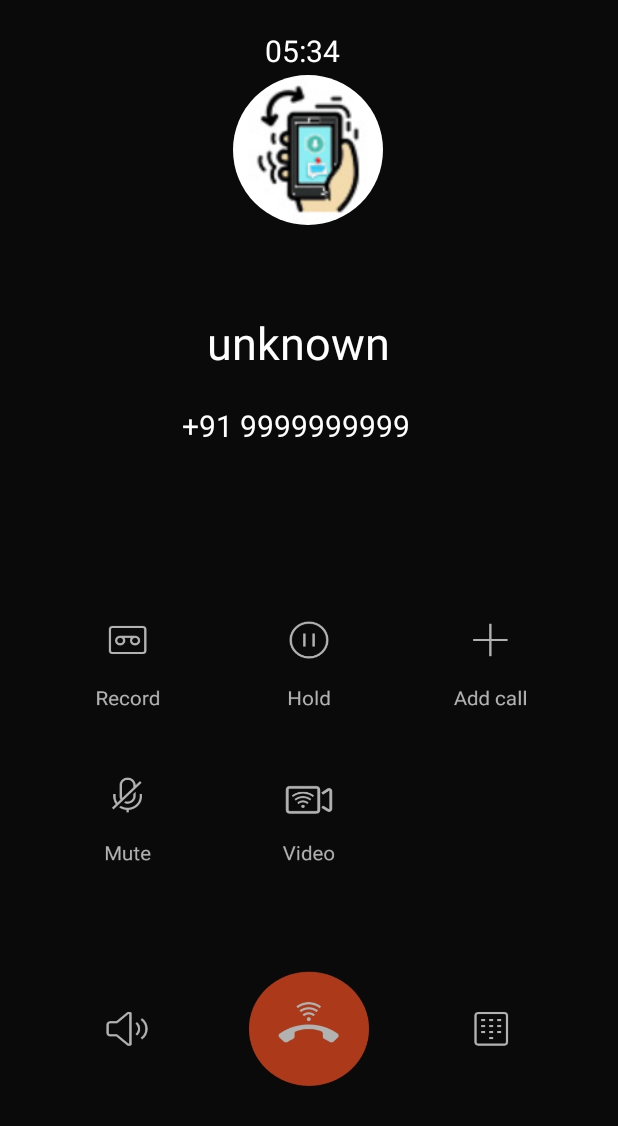
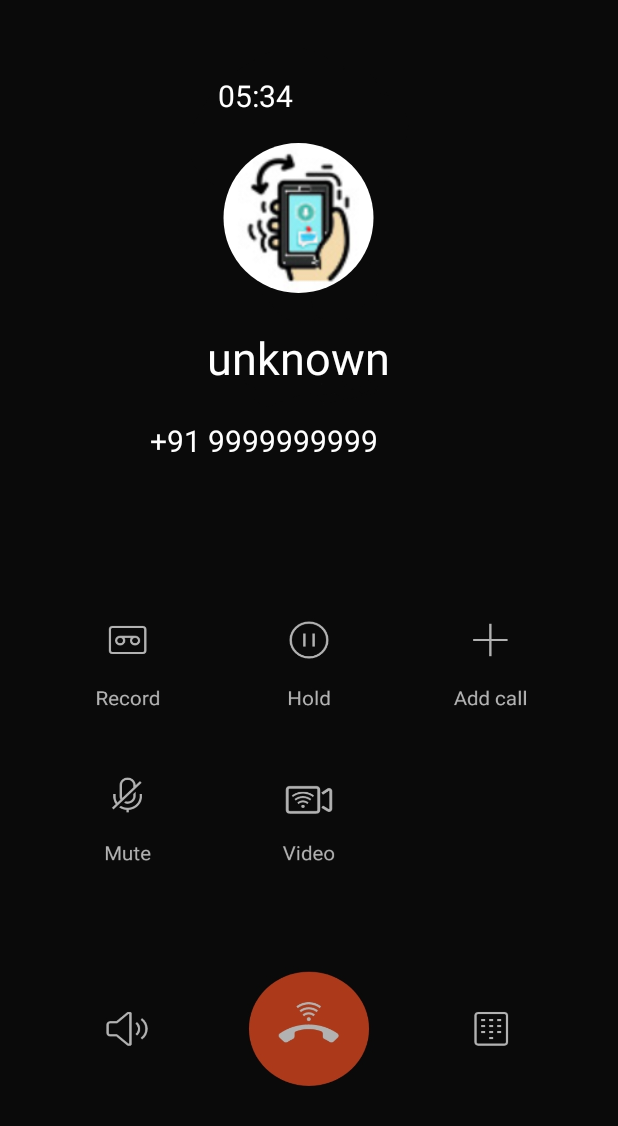
Before and after one commit to BCS20090004/VpreventorFYP, an Android app: the layout activity_receive.xml on its own in the app's theme, with its tools: preview values and no code run, on a phone screen of 412 x 824 dp. Shown: the top 1126 px of the screen. Run offline under Robolectric (Android 15) with nearby library versions, the phone set to English and light mode, and no system bars.

Commit message:
commit final

```diff
--- a/app/src/main/res/layout/activity_receive.xml
+++ b/app/src/main/res/layout/activity_receive.xml
@@ -17,10 +17,10 @@
             android:layout_height="100dp"
             android:layout_alignStart="@+id/tf1"
             android:layout_alignEnd="@+id/tf1"
-            android:layout_marginStart="70dp"
+            android:layout_marginStart="63dp"
             android:layout_marginLeft="155dp"
-            android:layout_marginTop="50dp"
-            android:layout_marginEnd="57dp"
+            android:layout_marginTop="95dp"
+            android:layout_marginEnd="63dp"
             android:src="@drawable/logo1removebg"></de.hdodenhof.circleimageview.CircleImageView>
 
         <TextView
@@ -32,7 +32,7 @@
             android:layout_alignParentEnd="true"
             android:layout_marginStart="85dp"
             android:layout_marginLeft="150dp"
-            android:layout_marginTop="208dp"
+            android:layout_marginTop="218dp"
             android:layout_marginEnd="99dp"
             android:gravity="center"
             android:text="unknown"
@@ -47,9 +47,9 @@
             android:layout_height="wrap_content"
             android:layout_alignParentStart="true"
 
-            android:layout_marginStart="121dp"
+            android:layout_marginStart="100dp"
             android:layout_marginLeft="140dp"
-            android:layout_marginTop="270dp"
+            android:layout_marginTop="280dp"
             android:gravity="center"
             android:text="+91 9999999999"
             android:textColor="@color/white"
@@ -62,16 +62,12 @@
             android:layout_width="wrap_content"
             android:layout_height="wrap_content"
 
-            android:layout_alignParentStart="true"
-            android:layout_alignParentEnd="true"
-            android:layout_marginStart="176dp"
-            android:layout_marginLeft="180dp"
-            android:layout_marginTop="20dp"
-            android:layout_marginEnd="185dp"
+            android:layout_marginLeft="145dp"
+            android:layout_marginTop="50dp"
             android:gravity="center"
             android:text="05:34"
             android:textColor="@color/white"
-            android:textSize="20dp">
+            android:textSize="20sp">
 
         </TextView>
 
--- a/app/src/main/res/layout/fragment_record.xml
+++ b/app/src/main/res/layout/fragment_record.xml
@@ -14,7 +14,7 @@
         android:layout_width="wrap_content"
         android:layout_height="wrap_content"
         android:lineHeight="32dp"
-        android:text="When shaked a 20 seconds audio is recorded immediately.\n The recorded file is saved in below file."
+        android:text="When shaked a 2 minutes audio is recorded immediately.\n The recorded file is saved in below file."
         android:textAlignment="center"
         android:textColor="@color/white"
         android:textSize="21sp"
```
